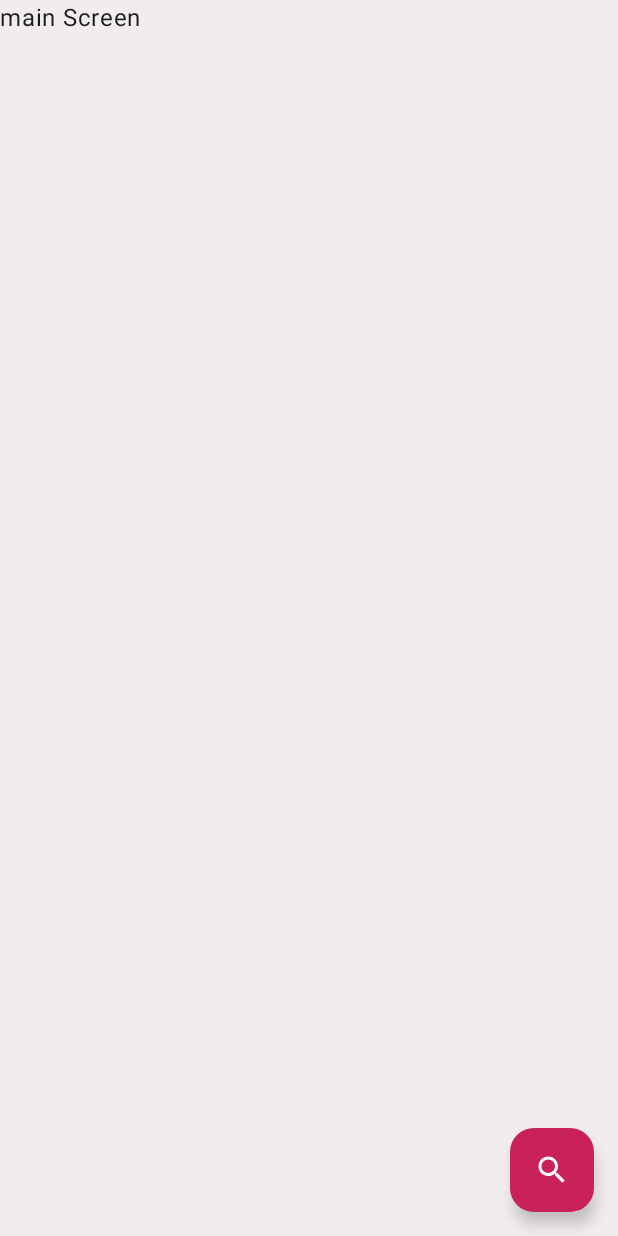
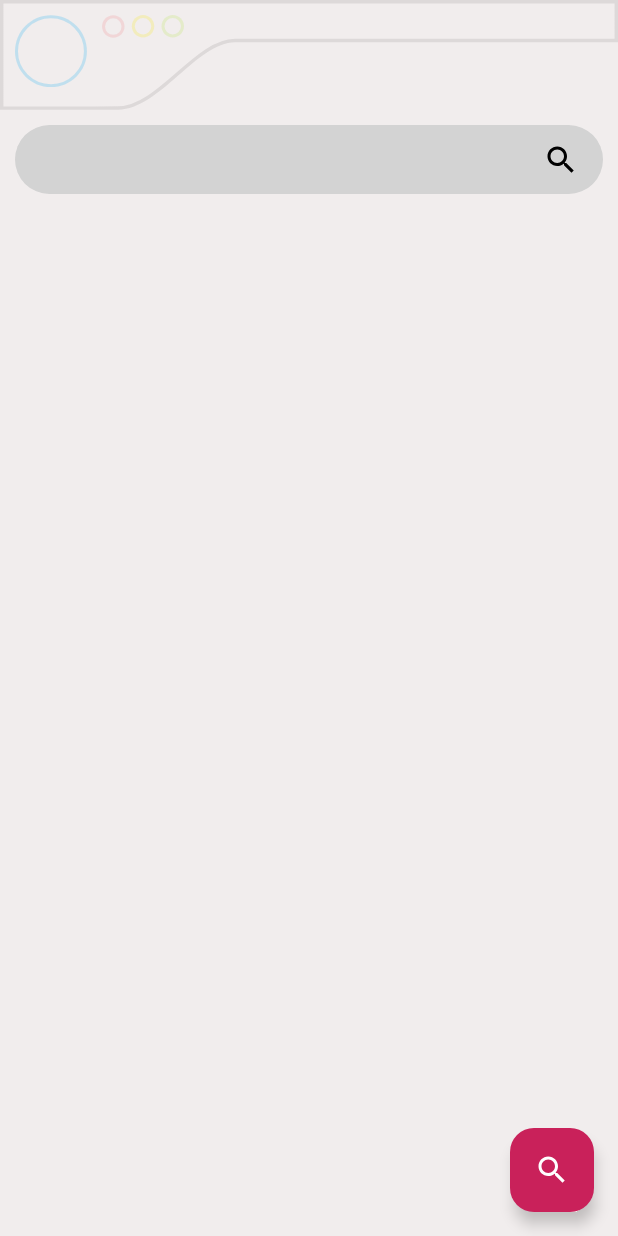
Before and after one commit to estebanmachucaolivares/PokeSearch, an Android app built with Jetpack Compose: the screen it shows after launch (MainActivity), on a phone screen of 412 x 824 dp. Run offline under Robolectric (Android 15) with nearby library versions, the light colour scheme and no system bars; our stand-ins replace accompanist.

Commit message:
create main screen

```diff
--- a/app/src/main/java/com/example/pok3search/Navigation.kt
+++ b/app/src/main/java/com/example/pok3search/Navigation.kt
@@ -1,23 +1,67 @@
 package com.example.pok3search
 
+import androidx.compose.foundation.Image
 import androidx.compose.foundation.background
 import androidx.compose.foundation.layout.*
-import androidx.compose.material3.*
-import androidx.compose.runtime.Composable
+import androidx.compose.runtime.*
+import androidx.compose.ui.Alignment
 import androidx.compose.ui.Modifier
+import androidx.compose.ui.layout.ContentScale
+import androidx.compose.ui.res.painterResource
 import androidx.compose.ui.tooling.preview.Preview
+import androidx.compose.ui.unit.Dp
+import androidx.compose.ui.unit.dp
 import com.example.pok3search.ui.theme.*
 
 
 @Preview
 @Composable
 fun MainScreen(){
-    Box(
+    Column(
         modifier = Modifier
             .fillMaxSize()
             .background(mainBackgroundColor)
     ){
-        Text("main Screen")
+
+        Column() {
+            Box(
+                modifier = Modifier
+            ){
+
+                Box(  modifier = Modifier
+                    .padding(start = 10.dp, top = 10.dp)
+                    .widthIn(max = Dp.Infinity)){
+                    Image(
+                        painter = painterResource(id = R.drawable.circle_dex),
+                        contentDescription = null,
+                        modifier = Modifier
+                            .align(Alignment.TopStart),
+                        contentScale = ContentScale.Crop
+                    )
+                }
+                Box(  modifier = Modifier
+                    .widthIn(max = Dp.Infinity)){
+                    Image(
+                        painter = painterResource(id = R.drawable.line_top_dex),
+                        contentDescription = null,
+                        modifier = Modifier
+                            .align(Alignment.TopStart),
+                        contentScale = ContentScale.Fit
+                    )
+                }
+            }
+
+            var searchText by remember { mutableStateOf("") }
+
+            SearchBar(
+                modifier = Modifier.padding(10.dp),
+                searchText = searchText,
+                onSearchTextChanged = { searchText = it },
+                onSearchSubmit = { /* Handle search submit here */ },
+                onClearSearch = { searchText = "" }
+            )
+        }
+
     }
 }
 
--- a/app/src/main/java/com/example/pok3search/Scaffold.kt
+++ b/app/src/main/java/com/example/pok3search/Scaffold.kt
@@ -1,28 +1,40 @@
 package com.example.pok3search
 
 import android.annotation.SuppressLint
-import androidx.compose.foundation.layout.Box
-import androidx.compose.foundation.layout.Column
-import androidx.compose.foundation.layout.padding
+import androidx.compose.foundation.background
+import androidx.compose.foundation.clickable
+import androidx.compose.foundation.focusable
+import androidx.compose.foundation.gestures.detectTapGestures
+import androidx.compose.foundation.layout.*
+import androidx.compose.foundation.shape.RoundedCornerShape
+import androidx.compose.foundation.text.BasicTextField
+import androidx.compose.foundation.text.KeyboardActions
+import androidx.compose.foundation.text.KeyboardOptions
 import androidx.compose.material.icons.Icons
-import androidx.compose.material.icons.filled.List
+import androidx.compose.material.icons.filled.Clear
 import androidx.compose.material.icons.filled.Search
 import androidx.compose.material3.*
 import androidx.compose.material3.Icon
 import androidx.compose.runtime.*
-import androidx.compose.runtime.saveable.rememberSaveable
+import androidx.compose.ui.Alignment
+import androidx.compose.ui.ExperimentalComposeUiApi
 import androidx.compose.ui.Modifier
+import androidx.compose.ui.draw.clip
+import androidx.compose.ui.focus.FocusRequester
+import androidx.compose.ui.focus.focusRequester
 import androidx.compose.ui.graphics.Color
-import androidx.compose.ui.res.painterResource
-import androidx.compose.ui.tooling.preview.Preview
+import androidx.compose.ui.graphics.Shape
+import androidx.compose.ui.input.pointer.pointerInput
+import androidx.compose.ui.platform.LocalFocusManager
+import androidx.compose.ui.platform.LocalSoftwareKeyboardController
+import androidx.compose.ui.text.TextStyle
+import androidx.compose.ui.text.input.ImeAction
 import androidx.compose.ui.unit.dp
-import androidx.navigation.NavHostController
+import androidx.compose.ui.unit.sp
 import androidx.navigation.compose.NavHost
 import androidx.navigation.compose.composable
-import androidx.navigation.compose.currentBackStackEntryAsState
 import androidx.navigation.compose.rememberNavController
 import com.example.pok3search.ui.theme.*
-
 
 
 @SuppressLint("UnusedMaterial3ScaffoldPaddingParameter")
@@ -55,5 +67,117 @@ fun MainScaffold() {
     }
 }
 
+@OptIn(ExperimentalComposeUiApi::class)
+@Composable
+fun SearchBar(
+    modifier: Modifier = Modifier,
+    searchText: String,
+    onSearchTextChanged: (String) -> Unit,
+    onSearchSubmit: () -> Unit,
+    onClearSearch: () -> Unit
+) {
+
+    var isSearching by remember { mutableStateOf(false) }
+    val focusManager = LocalFocusManager.current
+
+    val shape: Shape = RoundedCornerShape(30.dp)
+    val focusRequester = remember { FocusRequester() }
+
+    val keyboardController = LocalSoftwareKeyboardController.current
+
+    Box(
+        modifier = modifier
+            .clip(shape)
+            .background(searchBackgroundColor)
+            .clickable {
+                focusRequester.requestFocus()
+            }.focusable(true) // Para permitir el enfoque
+            .pointerInput(Unit) {
+                detectTapGestures { offset ->
+                    focusManager.clearFocus()
+                    keyboardController?.hide()
+                }
+            }
+    ) {
+        Row(
+            modifier = Modifier
+                .fillMaxWidth()
+                .padding(horizontal = 16.dp, vertical = 8.dp)
+                .height(30.dp),
+            verticalAlignment = Alignment.CenterVertically,
+            horizontalArrangement = Arrangement.SpaceBetween
+        ) {
+            BasicTextField(
+                value = searchText,
+                onValueChange = {
+                    onSearchTextChanged(it)
+                    isSearching = it.isNotBlank()
+                },
+                keyboardOptions = KeyboardOptions(
+                    imeAction = ImeAction.Search
+                ),
+                keyboardActions = KeyboardActions(
+                    onSearch = {
+                        onSearchSubmit()
+                        focusManager.clearFocus()
+                    }
+                ),
+                textStyle = TextStyle(
+                    fontSize = 16.sp,
+                    color = Color.Black
+                ),
+                modifier = Modifier
+                    .fillMaxHeight()
+                    .weight(1f)
+                    .padding(top = 3.dp)
+                    .focusRequester(focusRequester)
+            )
+
+            if (isSearching) {
+                Icon(
+                    imageVector = Icons.Default.Clear,
+                    contentDescription = "Clear",
+                    modifier = Modifier
+                        .clickable {
+                            onClearSearch()
+                            isSearching = false
+                            focusManager.clearFocus()
+                            keyboardController?.hide()
+                        }
+                , tint = Color.Black
+
+                )
+            } else {
+                Icon(
+                    imageVector = Icons.Default.Search,
+                    contentDescription = "Search",
+                    modifier = Modifier
+                        .clickable {
+                            onSearchSubmit()
+                            focusManager.clearFocus()
+                            keyboardController?.hide()
+                        },
+                    tint = Color.Black
+                )
+            }
+        }
+    }
+}
+
+@Composable
+fun SearchBarPreview() {
+    var searchText by remember { mutableStateOf("") }
+
+    SearchBar(
+        modifier = Modifier.padding(10.dp)
+        ,searchText = searchText,
+        onSearchTextChanged = { searchText = it },
+        onSearchSubmit = { /* Handle search submit here */ },
+        onClearSearch = { searchText = "" }
+    )
+}
+
+
+
 //navigationController.navigate("MainScreen")
 //navigationController.navigate("Pokemondetail")
--- a/app/src/main/java/com/example/pok3search/ui/theme/Color.kt
+++ b/app/src/main/java/com/example/pok3search/ui/theme/Color.kt
@@ -16,6 +16,7 @@ val pokeRed = Color(0xFFF12345)
 
 val detailBackground = Color(0xFFC9215A)
 val mainBackgroundColor = Color(0xFFF1EDED)
+val searchBackgroundColor = Color(0xFFD3D3D3)
 
 val iconUnselected = Color(0xFFC2C0C0)
 
--- /dev/null
+++ b/app/src/main/res/drawable/circle_dex.xml
@@ -0,0 +1,70 @@
+<vector xmlns:android="http://schemas.android.com/apk/res/android"
+    android:width="112.8dp"
+    android:height="48.24dp"
+    android:viewportWidth="112.8"
+    android:viewportHeight="48.24">
+  <path
+      android:pathData="M0,24.24C0,10.98 10.75,0.24 24,0.24C37.25,0.24 48,10.98 48,24.24C48,37.49 37.25,48.24 24,48.24C10.75,48.24 0,37.49 0,24.24Z"
+      android:fillColor="#59ADFF"
+      android:fillAlpha="0"
+      android:fillType="evenOdd"
+      android:strokeColor="#00000000"/>
+  <group>
+    <clip-path
+        android:pathData="M0,24.24C0,10.98 10.75,0.24 24,0.24C37.25,0.24 48,10.98 48,24.24C48,37.49 37.25,48.24 24,48.24C10.75,48.24 0,37.49 0,24.24Z"/>
+    <path
+        android:pathData="M0,24.24C0,10.98 10.75,0.24 24,0.24C37.25,0.24 48,10.98 48,24.24C48,37.49 37.25,48.24 24,48.24C10.75,48.24 0,37.49 0,24.24Z"
+        android:strokeAlpha="0.2"
+        android:strokeWidth="4"
+        android:fillColor="#00000000"
+        android:strokeColor="#00AAF5"/>
+  </group>
+  <path
+      android:pathData="M58.1,7.74C58.1,3.6 61.46,0.24 65.6,0.24C69.74,0.24 73.1,3.6 73.1,7.74C73.1,11.88 69.74,15.24 65.6,15.24C61.46,15.24 58.1,11.88 58.1,7.74Z"
+      android:fillColor="#D3D3D3"
+      android:fillAlpha="0"
+      android:fillType="evenOdd"
+      android:strokeColor="#00000000"/>
+  <group>
+    <clip-path
+        android:pathData="M58.1,7.74C58.1,3.6 61.46,0.24 65.6,0.24C69.74,0.24 73.1,3.6 73.1,7.74C73.1,11.88 69.74,15.24 65.6,15.24C61.46,15.24 58.1,11.88 58.1,7.74Z"/>
+    <path
+        android:pathData="M58.1,7.74C58.1,3.6 61.46,0.24 65.6,0.24C69.74,0.24 73.1,3.6 73.1,7.74C73.1,11.88 69.74,15.24 65.6,15.24C61.46,15.24 58.1,11.88 58.1,7.74Z"
+        android:strokeAlpha="0.14901961"
+        android:strokeWidth="4"
+        android:fillColor="#00000000"
+        android:strokeColor="#EE565D"/>
+  </group>
+  <path
+      android:pathData="M77.96,7.5C77.96,3.36 81.32,0 85.46,0C89.61,0 92.96,3.36 92.96,7.5C92.96,11.64 89.61,15 85.46,15C81.32,15 77.96,11.64 77.96,7.5Z"
+      android:fillColor="#D3D3D3"
+      android:fillAlpha="0"
+      android:fillType="evenOdd"
+      android:strokeColor="#00000000"/>
+  <group>
+    <clip-path
+        android:pathData="M77.96,7.5C77.96,3.36 81.32,0 85.46,0C89.61,0 92.96,3.36 92.96,7.5C92.96,11.64 89.61,15 85.46,15C81.32,15 77.96,11.64 77.96,7.5Z"/>
+    <path
+        android:pathData="M77.96,7.5C77.96,3.36 81.32,0 85.46,0C89.61,0 92.96,3.36 92.96,7.5C92.96,11.64 89.61,15 85.46,15C81.32,15 77.96,11.64 77.96,7.5Z"
+        android:strokeAlpha="0.2"
+        android:strokeWidth="4"
+        android:fillColor="#00000000"
+        android:strokeColor="#FAE800"/>
+  </group>
+  <path
+      android:pathData="M97.8,7.5C97.8,3.36 101.16,0 105.3,0C109.44,0 112.8,3.36 112.8,7.5C112.8,11.64 109.44,15 105.3,15C101.16,15 97.8,11.64 97.8,7.5Z"
+      android:fillColor="#D3D3D3"
+      android:fillAlpha="0"
+      android:fillType="evenOdd"
+      android:strokeColor="#00000000"/>
+  <group>
+    <clip-path
+        android:pathData="M97.8,7.5C97.8,3.36 101.16,0 105.3,0C109.44,0 112.8,3.36 112.8,7.5C112.8,11.64 109.44,15 105.3,15C101.16,15 97.8,11.64 97.8,7.5Z"/>
+    <path
+        android:pathData="M97.8,7.5C97.8,3.36 101.16,0 105.3,0C109.44,0 112.8,3.36 112.8,7.5C112.8,11.64 109.44,15 105.3,15C101.16,15 97.8,11.64 97.8,7.5Z"
+        android:strokeAlpha="0.2"
+        android:strokeWidth="4"
+        android:fillColor="#00000000"
+        android:strokeColor="#B5E742"/>
+  </group>
+</vector>
--- /dev/null
+++ b/app/src/main/res/drawable/line_top_dex.xml
@@ -0,0 +1,9 @@
+<vector android:height="88.888885dp" android:viewportHeight="64"
+    android:viewportWidth="360" android:width="500dp" xmlns:android="http://schemas.android.com/apk/res/android">
+    <group>
+        <clip-path android:pathData="M0,0L360,0L360,24.57C360,24.57 159.03,24.53 136.9,24.57C114.77,24.6 93.1,63.58 68.9,63.87C44.7,64.16 0,63.87 0,63.87L0,0Z"/>
+        <path android:fillColor="#00000000"
+            android:pathData="M0,0L360,0L360,24.57C360,24.57 159.03,24.53 136.9,24.57C114.77,24.6 93.1,63.58 68.9,63.87C44.7,64.16 0,63.87 0,63.87L0,0Z"
+            android:strokeColor="#DDD9D9" android:strokeWidth="4"/>
+    </group>
+</vector>
```
Also changed, not shown: app/src/main/java/com/example/pok3search/MainActivity.kt (+0 -7 lines).
